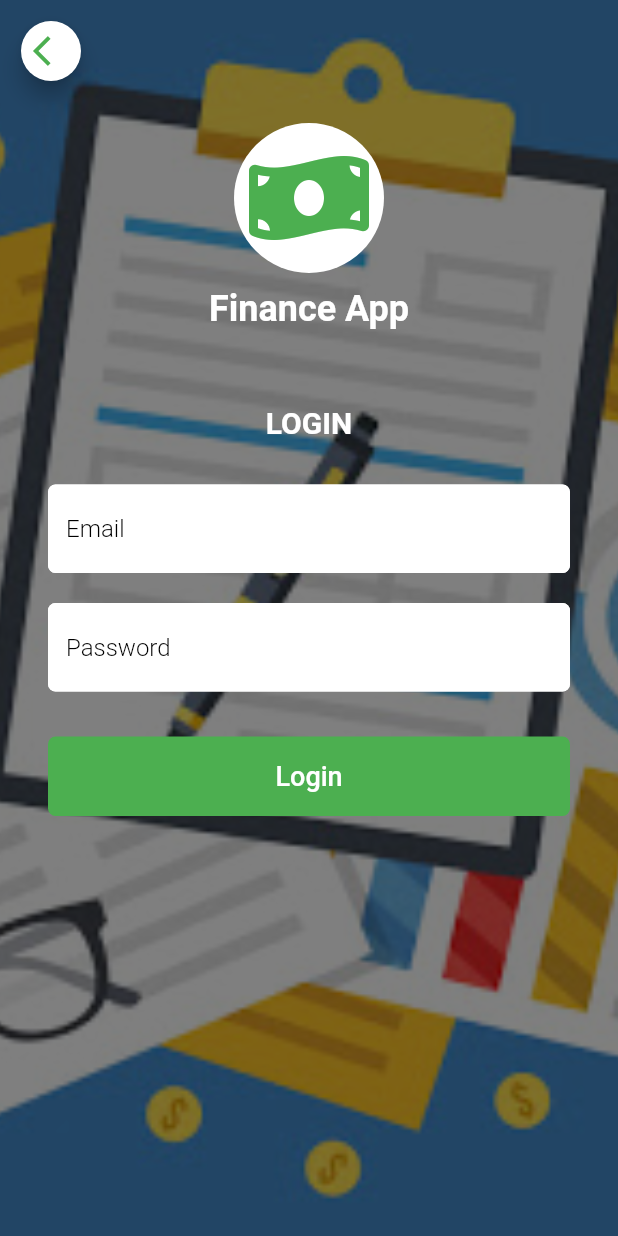
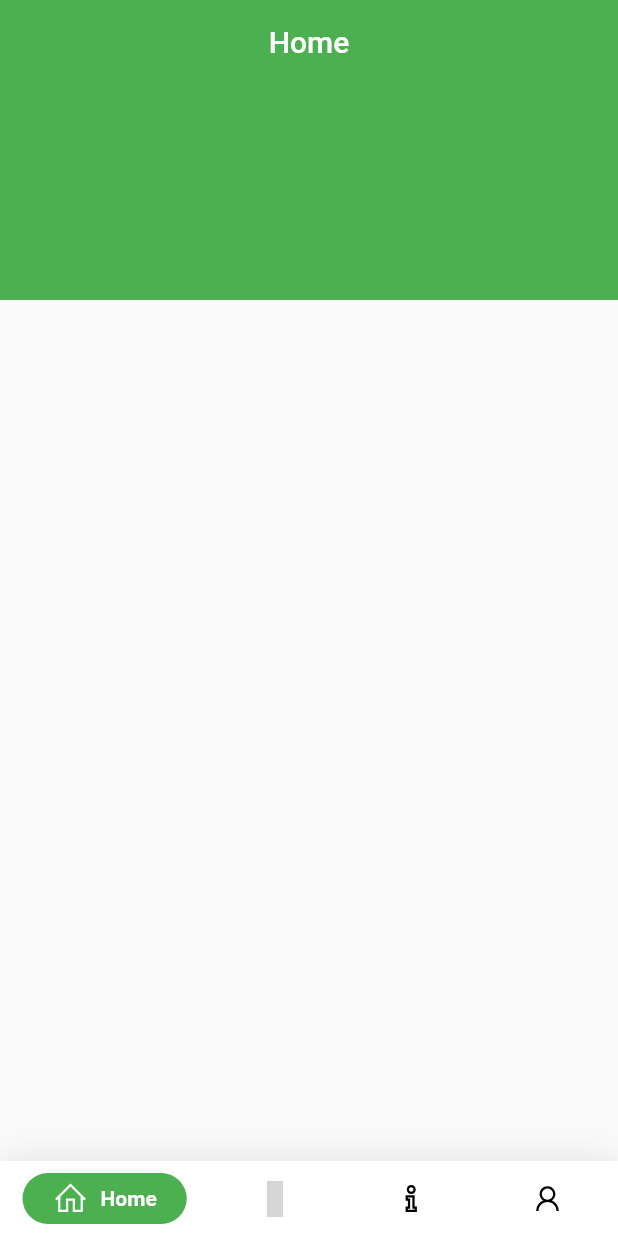
Before and after one commit to Fauzywahyudi/MentoringFlutter-3, a Flutter app: the LoginForm screen opened by its route, after a tap on "Login", on a phone screen of 412 x 824 dp. Run offline on Flutter 3.47's test engine with Material 2 defaults, Android fonts, the phone set to English and light mode, and no system bars; drawn by our look-alikes of google_nav_bar; our stand-ins replace datetime_picker_formfield, flutter_custom_clippers, fluttertoast, font_awesome_flutter, line_icons, shared_preferences; missing offline and left inert: wallpaper_manager; accounts and stored records are empty; grey boxes are pictures that could not be loaded.

Commit message:
add desain homepage

```diff
--- a/Week4/finance_app/lib/src/config/route_name.dart
+++ b/Week4/finance_app/lib/src/config/route_name.dart
@@ -3,4 +3,5 @@ class RouteName {
   static const loginForm = '/loginForm';
   static const register = '/register';
   static const splashscreen = '/splashscreen';
+  static const home = '/home';
 }
--- a/Week4/finance_app/lib/src/config/routes.dart
+++ b/Week4/finance_app/lib/src/config/routes.dart
@@ -1,4 +1,5 @@
 import 'package:finance_app/src/config/route_name.dart';
+import 'package:finance_app/src/pages/home.dart';
 import 'package:finance_app/src/pages/login.dart';
 import 'package:finance_app/src/pages/register.dart';
 import 'package:finance_app/src/pages/splashscreen.dart';
@@ -11,6 +12,7 @@ class Routes {
       RouteName.loginForm: (_) => LoginForm(),
       RouteName.register: (_) => RegisterPage(),
       RouteName.splashscreen: (_) => SplashScreen(),
+      RouteName.home: (_) => HomePage(),
     };
   }
 
--- /dev/null
+++ b/Week4/finance_app/lib/src/pages/home.dart
@@ -0,0 +1,82 @@
+import 'package:finance_app/src/pages/tabs/home_tab.dart';
+import 'package:finance_app/src/pages/tabs/info_tabs.dart';
+import 'package:finance_app/src/pages/tabs/profil_tab.dart';
+import 'package:finance_app/src/pages/tabs/transaction_tab.dart';
+import 'package:flutter/material.dart';
+import 'package:google_nav_bar/google_nav_bar.dart';
+import 'package:line_icons/line_icons.dart';
+
+class HomePage extends StatefulWidget {
+  @override
+  _HomePageState createState() => _HomePageState();
+}
+
+class _HomePageState extends State<HomePage> {
+  int _selectedIndex = 0;
+  List<Widget> _widgetOptions = [];
+
+  @override
+  void initState() {
+    _widgetOptions.add(HomeTab());
+    _widgetOptions.add(TransactionTab());
+    _widgetOptions.add(InfoTab());
+    _widgetOptions.add(ProfilTab());
+    super.initState();
+  }
+
+  @override
+  Widget build(BuildContext context) {
+    return Scaffold(
+      body: _widgetOptions.elementAt(_selectedIndex),
+      bottomNavigationBar: _buildBottomNavBar(),
+    );
+  }
+
+  Container _buildBottomNavBar() {
+    return Container(
+      decoration: BoxDecoration(color: Colors.white, boxShadow: [
+        BoxShadow(blurRadius: 20, color: Colors.black.withOpacity(.1))
+      ]),
+      child: SafeArea(
+        child: Padding(
+          padding: const EdgeInsets.symmetric(horizontal: 15.0, vertical: 8),
+          child: GNav(
+              gap: 8,
+              activeColor: Colors.white,
+              iconSize: 24,
+              padding: EdgeInsets.symmetric(horizontal: 20, vertical: 5),
+              duration: Duration(milliseconds: 800),
+              tabBackgroundColor: Colors.grey[800],
+              tabs: [
+                GButton(
+                  icon: LineIcons.home,
+                  text: 'Home',
+                  backgroundColor: Colors.green,
+                ),
+                GButton(
+                  icon: LineIcons.money,
+                  text: 'Transaction',
+                  backgroundColor: Colors.green,
+                ),
+                GButton(
+                  icon: LineIcons.info,
+                  text: 'Info',
+                  backgroundColor: Colors.green,
+                ),
+                GButton(
+                  icon: LineIcons.user,
+                  text: 'Profile',
+                  backgroundColor: Colors.green,
+                ),
+              ],
+              selectedIndex: _selectedIndex,
+              onTabChange: (index) {
+                setState(() {
+                  _selectedIndex = index;
+                });
+              }),
+        ),
+      ),
+    );
+  }
+}
--- a/Week4/finance_app/lib/src/pages/login.dart
+++ b/Week4/finance_app/lib/src/pages/login.dart
@@ -216,7 +216,8 @@ class _LoginFormState extends State<LoginForm> {
                           fontSize: 18.0,
                         ),
                       ),
-                      onPressed: () {},
+                      onPressed: () => Navigator.pushNamedAndRemoveUntil(
+                          context, RouteName.home, (route) => false),
                       textColor: Colors.white,
                       padding: const EdgeInsets.all(16.0),
                     ),
--- /dev/null
+++ b/Week4/finance_app/lib/src/pages/tabs/home_tab.dart
@@ -0,0 +1,30 @@
+import 'package:flutter/material.dart';
+
+class HomeTab extends StatefulWidget {
+  @override
+  _HomeTabState createState() => _HomeTabState();
+}
+
+class _HomeTabState extends State<HomeTab> {
+  @override
+  Widget build(BuildContext context) {
+    return Scaffold(
+      body: NestedScrollView(
+          headerSliverBuilder: (context, innerBoxIsScrolled) {
+            return <Widget>[
+              SliverAppBar(
+                pinned: true,
+                floating: true,
+                snap: true,
+                elevation: 0,
+                title: Text('Home'),
+                centerTitle: true,
+                expandedHeight: 200,
+                flexibleSpace: FlexibleSpaceBar(),
+              ),
+            ];
+          },
+          body: Container()),
+    );
+  }
+}
--- a/Week4/finance_app/pubspec.yaml
+++ b/Week4/finance_app/pubspec.yaml
@@ -33,6 +33,8 @@ dependencies:
   http: ^0.12.2
   font_awesome_flutter: ^8.8.1
   cached_network_image: ^2.2.0+1
+  google_nav_bar: ^3.1.0
+  line_icons: ^0.2.0
 
 dev_dependencies:
   flutter_test:
```
Also changed, not shown: Week4/finance_app/lib/src/pages/tabs/info_tabs.dart (added, +74 -0 lines), Week4/finance_app/lib/src/pages/tabs/profil_tab.dart (added, +30 -0 lines), Week4/finance_app/lib/src/pages/tabs/transaction_tab.dart (added, +75 -0 lines), Week4/finance_app/pubspec.lock.
